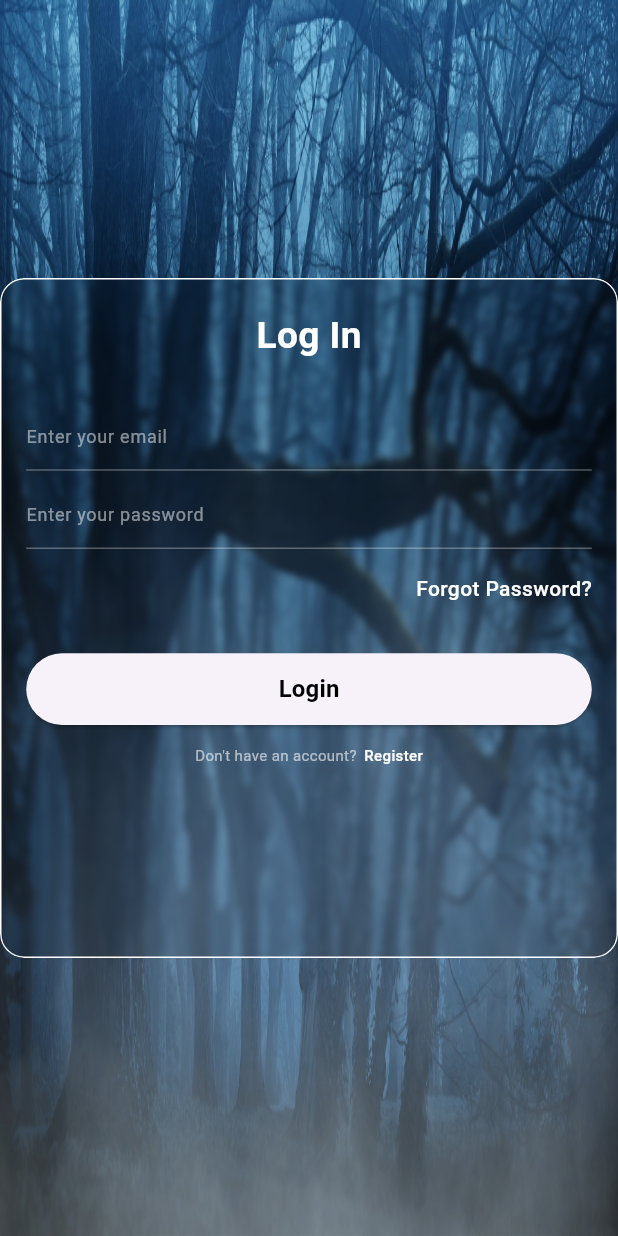
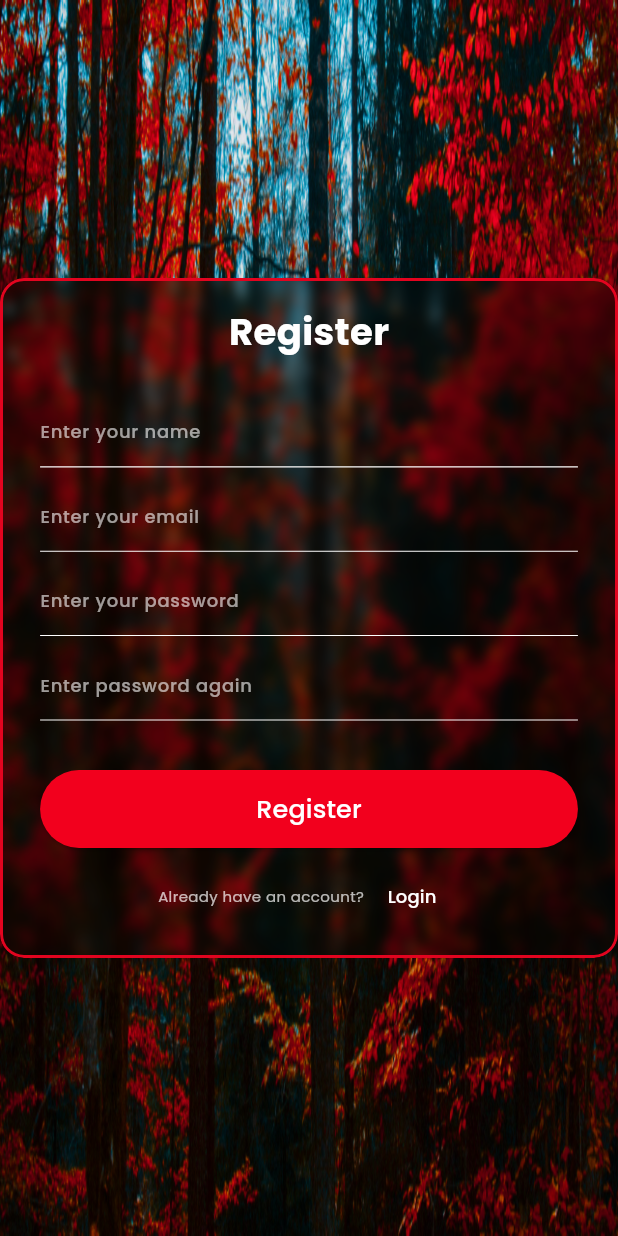
Before and after one commit to flutter99/Flutter-Web-Login-Form, a Flutter app: the screen it shows after launch, on a phone screen of 412 x 824 dp. Run offline on Flutter 3.47's test engine with Material 3 defaults, Android fonts, the phone set to English and light mode, and no system bars; our stand-ins replace google_fonts.

Commit message:
register form added

```diff
--- /dev/null
+++ b/login_form/lib/constants/colors.dart
@@ -0,0 +1,9 @@
+import 'package:flutter/material.dart';
+
+class AppColors {
+  static const Color kBorderColor = Color(0xffE2041F);
+  static const Color kFieldBorderColor = Color(0xffF30424);
+  static const Color kButtonColor = Color(0xffF2001D);
+
+
+}
--- a/login_form/lib/main.dart
+++ b/login_form/lib/main.dart
@@ -1,5 +1,5 @@
 import 'package:flutter/material.dart';
-import 'package:login_form/login_screen.dart';
+import 'package:login_form/screens/register/register_screen.dart';
 
 void main() {
   runApp(const MyApp());
@@ -13,11 +13,11 @@ class MyApp extends StatelessWidget {
   Widget build(BuildContext context) {
     return MaterialApp(
       debugShowCheckedModeBanner: false,
-      title: 'Login Form',
+      title: 'Register Form',
       theme: ThemeData(
         useMaterial3: true,
       ),
-      home: const LoginScreen(),
+      home: const RegisterScreen(),
     );
   }
 }
--- /dev/null
+++ b/login_form/lib/screens/register/register_screen.dart
@@ -0,0 +1,152 @@
+import 'dart:ui';
+
+import 'package:flutter/material.dart';
+import 'package:login_form/constants/colors.dart';
+import 'package:google_fonts/google_fonts.dart';
+import 'package:login_form/widgets/custom_text_field.dart';
+
+class RegisterScreen extends StatefulWidget {
+  const RegisterScreen({super.key});
+
+  @override
+  State<RegisterScreen> createState() => _RegisterScreenState();
+}
+
+class _RegisterScreenState extends State<RegisterScreen> {
+  final nameController = TextEditingController();
+  final emailController = TextEditingController();
+  final passwordController = TextEditingController();
+  final confirmPassController = TextEditingController();
+
+  @override
+  Widget build(BuildContext context) {
+    double height = MediaQuery.sizeOf(context).height;
+    double width = MediaQuery.sizeOf(context).width;
+    return Scaffold(
+      /// body
+      body: Container(
+        height: height,
+        width: width,
+        decoration: const BoxDecoration(
+          color: Colors.white,
+          image: DecorationImage(
+            image: AssetImage('assets/image2.png'),
+            fit: BoxFit.fill,
+          ),
+        ),
+        child: Center(
+          child: ClipRRect(
+            borderRadius: BorderRadius.circular(16.0),
+            child: BackdropFilter(
+              filter: ImageFilter.blur(
+                sigmaX: 4,
+                sigmaY: 4,
+              ),
+              child: Container(
+                height: height * 0.55,
+                width: height * 0.5,
+                padding: EdgeInsets.symmetric(horizontal: height * 0.03),
+                decoration: BoxDecoration(
+                  color: Colors.black.withOpacity(0.3),
+                  borderRadius: BorderRadius.circular(16.0),
+                  border: Border.all(
+                    color: AppColors.kBorderColor,
+                    width: 2.0,
+                  ),
+                ),
+                child: Column(
+                  crossAxisAlignment: CrossAxisAlignment.center,
+                  mainAxisAlignment: MainAxisAlignment.start,
+                  children: [
+                    /// heading
+                    SizedBox(height: height * 0.02),
+                    Text(
+                      'Register',
+                      style: GoogleFonts.poppins(
+                        fontWeight: FontWeight.w700,
+                        color: Colors.white,
+                        fontSize: height * 0.03,
+                      ),
+                    ),
+
+                    /// name field
+                    SizedBox(height: height * 0.03),
+                    CustomTextField(
+                      controller: nameController,
+                      hintText: 'Enter your name',
+                    ),
+
+                    /// email field
+                    SizedBox(height: height * 0.01),
+                    CustomTextField(
+                      controller: emailController,
+                      hintText: 'Enter your email',
+                    ),
+
+                    /// password field
+                    SizedBox(height: height * 0.01),
+                    CustomTextField(
+                      controller: passwordController,
+                      obscureText: true,
+                      hintText: 'Enter your password',
+                    ),
+
+                    /// confirm password field
+                    SizedBox(height: height * 0.01),
+                    CustomTextField(
+                      controller: confirmPassController,
+                      obscureText: true,
+                      hintText: 'Enter password again',
+                    ),
+
+                    /// btn
+                    SizedBox(height: height * 0.04),
+                    ElevatedButton(
+                      onPressed: () {},
+                      style: ElevatedButton.styleFrom(
+                        primary: AppColors.kButtonColor,
+                        minimumSize: const Size.fromHeight(52),
+                      ),
+                      child: Center(
+                        child: Text(
+                          'Register',
+                          style: GoogleFonts.poppins(
+                            fontSize: 17,
+                            color: Colors.white,
+                          ),
+                        ),
+                      ),
+                    ),
+
+                    /// already account
+                    SizedBox(height: height * 0.01),
+                    Row(
+                      crossAxisAlignment: CrossAxisAlignment.center,
+                      mainAxisAlignment: MainAxisAlignment.center,
+                      children: [
+                        Text(
+                          'Already have an account?',
+                          style: GoogleFonts.poppins(
+                            fontSize: 10,
+                            color: Colors.white.withOpacity(0.7),
+                            fontWeight: FontWeight.w400,
+                          ),
+                        ),
+                        TextButton(onPressed: (){}, child: Text('Login',
+                          style: GoogleFonts.poppins(
+                            fontSize: 12,
+                            color: Colors.white,
+                          ),
+                        ),),
+                      ],
+                    ),
+                  ],
+                ),
+              ),
+            ),
+          ),
+        ),
+      ),
+    );
+  }
+}
--- /dev/null
+++ b/login_form/lib/widgets/custom_text_field.dart
@@ -0,0 +1,54 @@
+import 'package:flutter/material.dart';
+import 'package:google_fonts/google_fonts.dart';
+import 'package:login_form/constants/colors.dart';
+
+class CustomTextField extends StatelessWidget {
+  final TextEditingController controller;
+  final String hintText;
+  final bool? obscureText;
+  const CustomTextField({
+    super.key,
+    required this.controller,
+    required this.hintText,
+    this.obscureText = false,
+  });
+
+  @override
+  Widget build(BuildContext context) {
+    return TextFormField(
+      controller: controller,
+      cursorColor: AppColors.kFieldBorderColor,
+      obscureText: obscureText!,
+      style: GoogleFonts.poppins(
+        fontSize: 14,
+        color: Colors.white,
+        fontWeight: FontWeight.w500,
+      ),
+      decoration: InputDecoration(
+        hintText: hintText,
+        hintStyle: GoogleFonts.poppins(
+          fontSize: 12,
+          color: Colors.white.withOpacity(0.6),
+        ),
+        border: const UnderlineInputBorder(
+          borderSide: BorderSide(
+            color: AppColors.kFieldBorderColor,
+            width: 1.0,
+          ),
+        ),
+        focusedBorder: const UnderlineInputBorder(
+          borderSide: BorderSide(
+            color: AppColors.kFieldBorderColor,
+            width: 1.0,
+          ),
+        ),
+        enabledBorder: const UnderlineInputBorder(
+          borderSide: BorderSide(
+            color: Colors.white,
+            width: 0.7,
+          ),
+        ),
+      ),
+    );
+  }
+}
--- a/login_form/pubspec.yaml
+++ b/login_form/pubspec.yaml
@@ -35,6 +35,7 @@ dependencies:
   # The following adds the Cupertino Icons font to your application.
   # Use with the CupertinoIcons class for iOS style icons.
   cupertino_icons: ^1.0.6
+  google_fonts: ^6.1.0
 
 dev_dependencies:
   flutter_test:
```
Also changed, not shown: login_form/assets/image2.png (added), login_form/lib/screens/login/login_screen.dart (renamed from login_form/lib/login_screen.dart), login_form/pubspec.lock, 4 other files.
